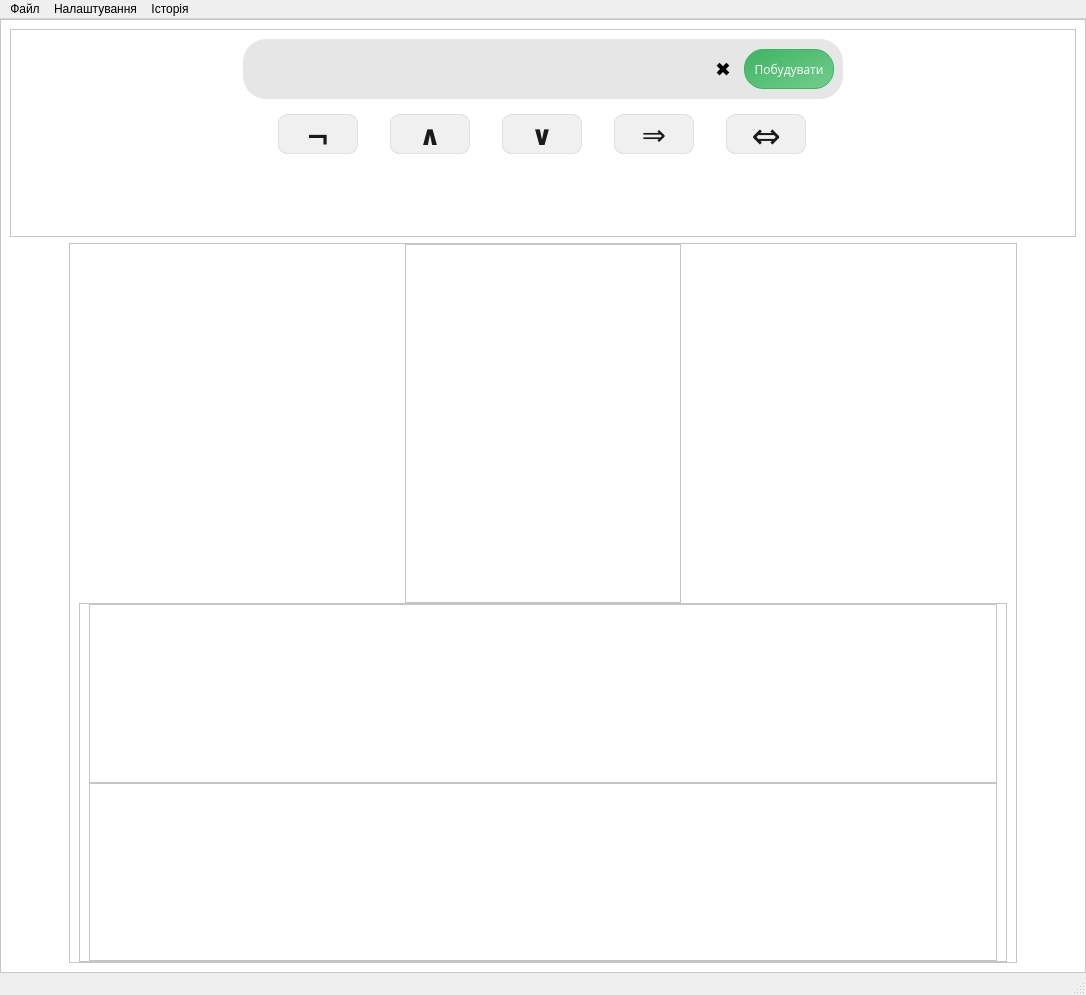
This is mainwindow.ui in OlexandrNikolaiev/TruthTableQt as Qt 5 draws it before an edit. The edited form follows.
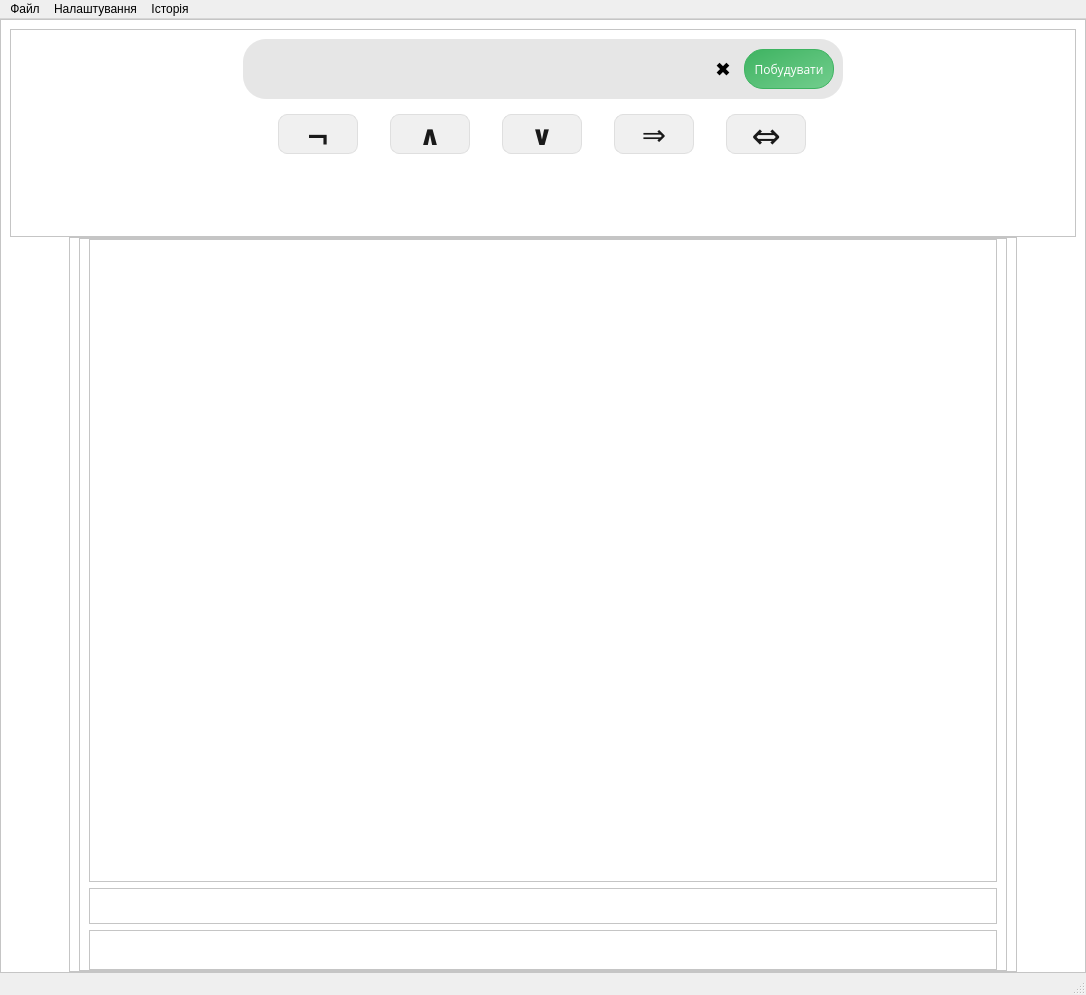
This is the edited form. The open tabs and pages were chosen to show the change. Icons and pictures are not drawn. Custom widgets are drawn as their Qt base class.

Diff of the .ui file:
```diff
--- a/mainwindow.ui
+++ b/mainwindow.ui
@@ -46,6 +46,12 @@
        <enum>QFrame::Raised</enum>
       </property>
       <layout class="QGridLayout" name="gridLayout_5">
+       <property name="bottomMargin">
+        <number>0</number>
+       </property>
+       <property name="verticalSpacing">
+        <number>0</number>
+       </property>
        <item row="0" column="0">
         <widget class="QFrame" name="frame_3">
          <property name="frameShape">
@@ -620,7 +626,7 @@
        <item row="1" column="0">
         <widget class="QStackedWidget" name="stackedWidget">
          <property name="currentIndex">
-          <number>0</number>
+          <number>1</number>
          </property>
          <widget class="QWidget" name="page">
           <layout class="QGridLayout" name="gridLayout_10">
@@ -651,34 +657,39 @@
               <property name="verticalSpacing">
                <number>0</number>
               </property>
-              <item row="0" column="0">
-               <spacer name="horizontalSpacer_2">
-                <property name="orientation">
-                 <enum>Qt::Horizontal</enum>
+              <item row="0" column="0" colspan="2">
+               <widget class="QFrame" name="frame_8">
+                <property name="frameShape">
+                 <enum>QFrame::StyledPanel</enum>
                 </property>
-                <property name="sizeHint" stdset="0">
-                 <size>
-                  <width>302</width>
-                  <height>20</height>
-                 </size>
+                <property name="frameShadow">
+                 <enum>QFrame::Raised</enum>
                 </property>
-               </spacer>
-              </item>
-              <item row="0" column="1">
-               <widget class="QFrame" name="frame_7">
-                <property name="minimumSize">
-                 <size>
-                  <width>0</width>
-                  <height>256</height>
-                 </size>
-                </property>
+                <layout class="QVBoxLayout" name="verticalLayout">
+                 <property name="spacing">
+                  <number>6</number>
+                 </property>
+                 <property name="topMargin">
+                  <number>0</number>
+                 </property>
+                 <property name="bottomMargin">
+                  <number>0</number>
+                 </property>
+                 <item>
+                  <widget class="QFrame" name="frame_11">
                 <property name="frameShape">
                  <enum>QFrame::StyledPanel</enum>
                 </property>
                 <property name="frameShadow">
                  <enum>QFrame::Raised</enum>
                 </property>
-                <layout class="QGridLayout" name="gridLayout_7">
+                   <layout class="QGridLayout" name="gridLayout_9">
+                    <property name="topMargin">
+                     <number>0</number>
+                    </property>
+                    <property name="bottomMargin">
+                     <number>0</number>
+                    </property>
                  <item row="0" column="0">
                   <widget class="QLabel" name="welcomeImage">
                    <property name="minimumSize">
@@ -709,9 +720,6 @@
                    <property name="orientation">
                     <enum>Qt::Vertical</enum>
                    </property>
-                   <property name="sizeType">
-                    <enum>QSizePolicy::Fixed</enum>
-                   </property>
                    <property name="sizeHint" stdset="0">
                     <size>
                      <width>20</width>
@@ -723,38 +731,7 @@
                 </layout>
                </widget>
               </item>
-              <item row="0" column="2">
-               <spacer name="horizontalSpacer_5">
-                <property name="orientation">
-                 <enum>Qt::Horizontal</enum>
-                </property>
-                <property name="sizeHint" stdset="0">
-                 <size>
-                  <width>301</width>
-                  <height>20</height>
-                 </size>
-                </property>
-               </spacer>
-              </item>
-              <item row="1" column="0" colspan="3">
-               <widget class="QFrame" name="frame_8">
-                <property name="frameShape">
-                 <enum>QFrame::StyledPanel</enum>
-                </property>
-                <property name="frameShadow">
-                 <enum>QFrame::Raised</enum>
-                </property>
-                <layout class="QGridLayout" name="gridLayout_9">
-                 <property name="topMargin">
-                  <number>0</number>
-                 </property>
-                 <property name="bottomMargin">
-                  <number>0</number>
-                 </property>
-                 <property name="verticalSpacing">
-                  <number>0</number>
-                 </property>
-                 <item row="0" column="0">
+                 <item>
                   <widget class="QFrame" name="frame_9">
                    <property name="styleSheet">
                     <string notr="true"/>
@@ -766,7 +743,7 @@
                     <enum>QFrame::Raised</enum>
                    </property>
                    <layout class="QGridLayout" name="gridLayout">
-                    <item row="0" column="0">
+                    <item row="1" column="0">
                      <widget class="QLabel" name="welcomeLabel">
                       <property name="minimumSize">
                        <size>
@@ -796,7 +773,7 @@
                    </layout>
                   </widget>
                  </item>
-                 <item row="1" column="0">
+                 <item>
                   <widget class="QFrame" name="frame_10">
                    <property name="styleSheet">
                     <string notr="true"/>
```
Lines whose indentation alone changed are shown as unchanged.
